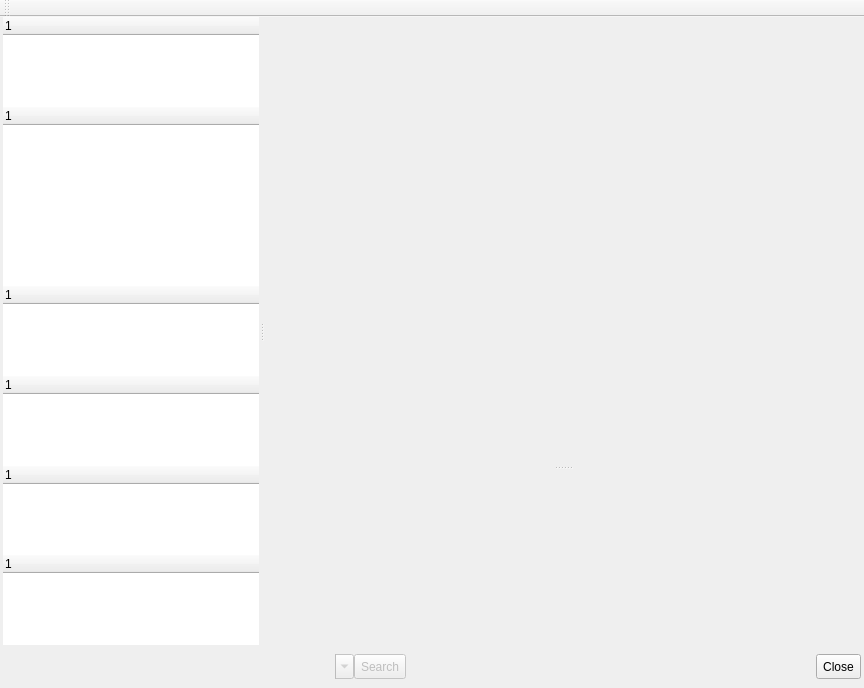
This is src/ui/trigger_editor.ui in Mudlet/Mudlet as Qt 5 draws it before an edit. The edited form follows.
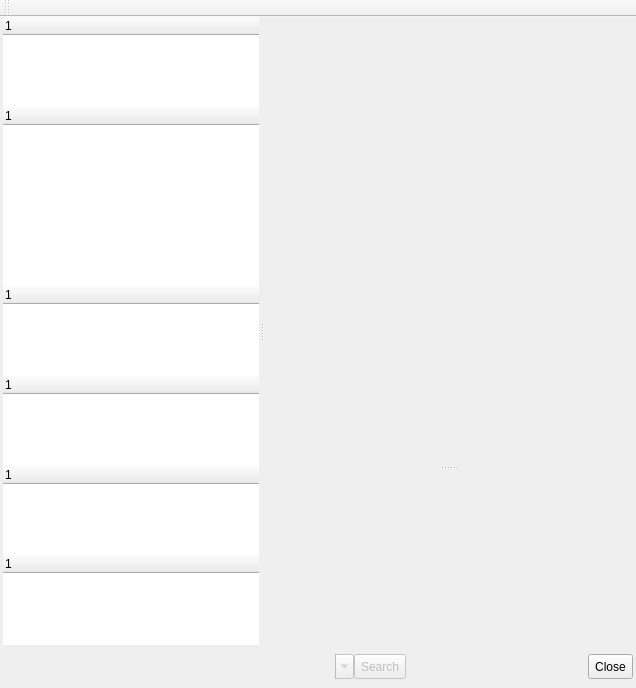
This is the edited form. Icons and pictures are not drawn. Custom widgets are drawn as their Qt base class.

```diff
--- a/src/ui/trigger_editor.ui
+++ b/src/ui/trigger_editor.ui
@@ -6,7 +6,7 @@
    <rect>
     <x>0</x>
     <y>0</y>
-    <width>864</width>
+    <width>636</width>
     <height>688</height>
    </rect>
   </property>
```
